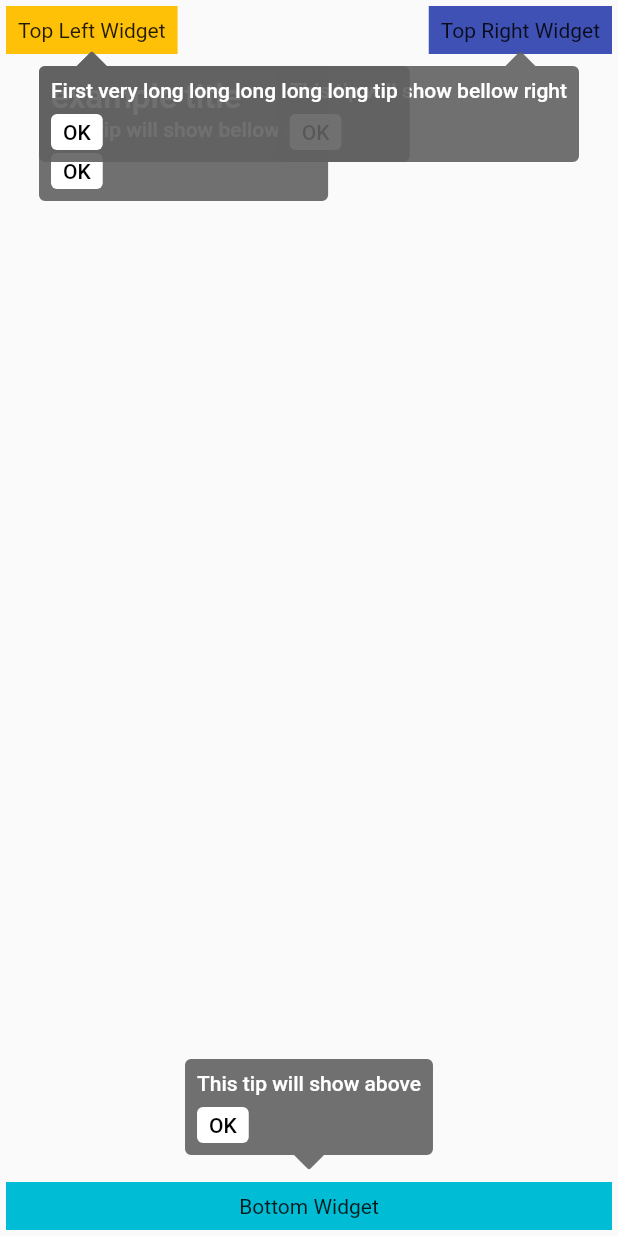
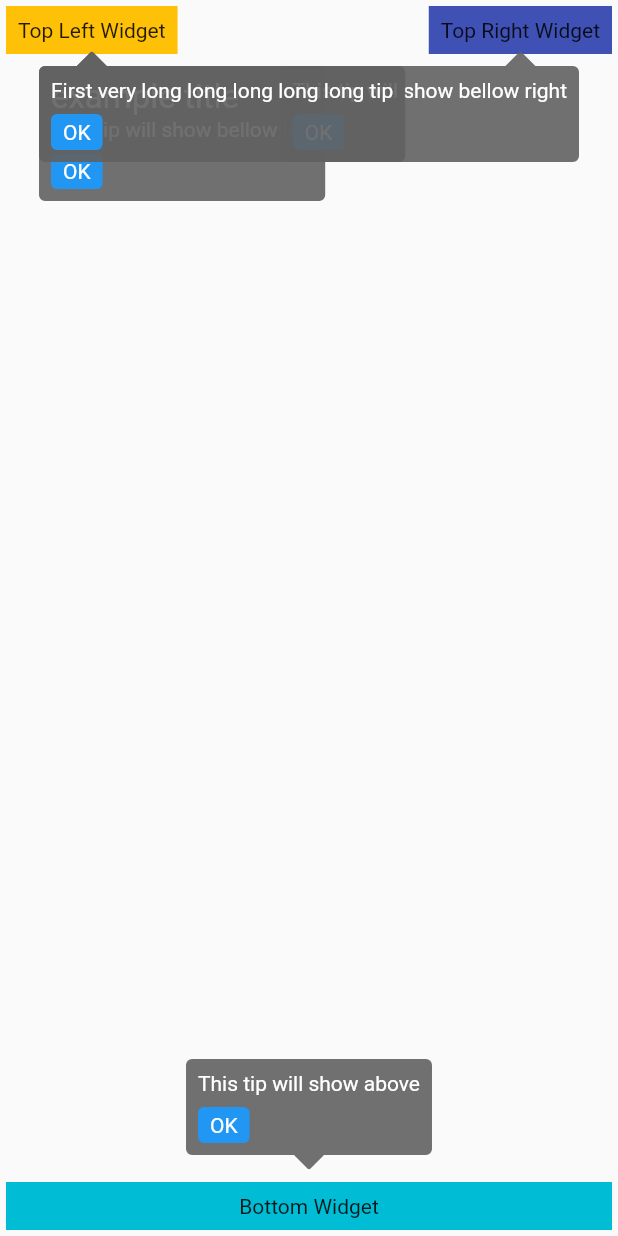
Before and after one commit to evan361425/flutter-simple-tip, a Flutter app: the TipOrderedScreen screen opened directly, on a phone screen of 412 x 824 dp. Run offline on Flutter 3.47's test engine with Material 2 defaults, Android fonts, the phone set to English and light mode, and no system bars.

Commit message:
Use content instead of contentBuilder

````diff
--- a/lib/src/ordered_tip.dart
+++ b/lib/src/ordered_tip.dart
@@ -3,7 +3,6 @@ import 'package:flutter/material.dart';
 import 'simple_tip.dart';
 import 'state_manager/in_memory_state_manager.dart';
 import 'state_manager/state_manager.dart';
-import 'tip_content.dart';
 
 /// Tips show in order.
 ///
@@ -64,10 +63,10 @@ class OrderedTip extends StatefulWidget {
   /// See details in [SimpleTip.message]
   final String? message;
 
-  /// Content builder for [SimpleTip]
+  /// Content of [SimpleTip]
   ///
   /// See details in [SimpleTip.contentBuilder]
-  final ContentBuilder? contentBuilder;
+  final Widget? content;
 
   /// The version it should be.
   ///
@@ -98,7 +97,7 @@ class OrderedTip extends StatefulWidget {
   /// Tip's content constraints
   ///
   /// More detail on [SimpleTip.boxConstraints]
-  final BoxConstraints? boxConstraints;
+  final BoxConstraints boxConstraints;
 
   /// Tip's container decoration
   ///
@@ -108,7 +107,7 @@ class OrderedTip extends StatefulWidget {
   /// Tip's text default style
   ///
   /// More detail on [SimpleTip.textStyle]
-  final TextStyle? textStyle;
+  final TextStyle textStyle;
 
   /// The amount of space by which to inset the tip's content.
   ///
@@ -157,12 +156,12 @@ class OrderedTip extends StatefulWidget {
     required this.groupId,
     this.title,
     this.message,
-    this.contentBuilder,
+    this.content,
     this.version = 0,
     this.order = 0,
-    this.boxConstraints,
+    this.boxConstraints = const BoxConstraints(minHeight: 24.0),
     this.decoration,
-    this.textStyle,
+    this.textStyle = const TextStyle(),
     this.padding = const EdgeInsets.all(8.0),
     this.margin = const EdgeInsets.symmetric(horizontal: 16.0),
     this.verticalOffset = 24.0,
@@ -222,7 +221,7 @@ class _OrderedTipState extends State<OrderedTip> {
     return SimpleTip(
       title: widget.title,
       message: widget.message,
-      contentBuilder: widget.contentBuilder,
+      content: widget.content,
       boxConstraints: widget.boxConstraints,
       decoration: widget.decoration,
       textStyle: widget.textStyle,
--- a/lib/src/simple_tip.dart
+++ b/lib/src/simple_tip.dart
@@ -29,22 +29,15 @@ class SimpleTip extends StatefulWidget {
   /// This value will also use for semantics.
   final String? message;
 
-  /// Builder for building tip's content
+  /// Content of tip
   ///
-  /// This will "win" when [message] and [contentBuilder] both set.
+  /// This will "win" when [message] and [content] both set.
   ///
   /// Example:
   /// ```
-  /// final contentBuilder = (BuilderContext context, VoidCallback closer) {
-  ///   return Material(
-  ///     child: TextButton(
-  ///       onPressed: closer,
-  ///       child: Text('tap to close tip'),
-  ///     ),
-  ///   );
-  /// };
+  /// final content = Text('hi');
   /// ```
-  final ContentBuilder? contentBuilder;
+  final Widget? content;
 
   /// Tip's content constraints
   ///
@@ -52,7 +45,7 @@ class SimpleTip extends StatefulWidget {
   /// ```
   /// BoxConstraints(minHeight: 24.0)
   /// ```
-  final BoxConstraints? boxConstraints;
+  final BoxConstraints boxConstraints;
 
   /// Tip's container decoration
   ///
@@ -69,11 +62,9 @@ class SimpleTip extends StatefulWidget {
   ///
   /// Default:
   /// ```
-  /// theme.textTheme.bodyText1!.copyWith(
-  ///   color: isDark ? Colors.black : Colors.white,
-  /// )
+  /// TextStyle()
   /// ```
-  final TextStyle? textStyle;
+  final TextStyle textStyle;
 
   /// A callback after the start of closing tip.
   ///
@@ -162,10 +153,10 @@ class SimpleTip extends StatefulWidget {
     Key? key,
     this.title,
     this.message,
-    this.contentBuilder,
-    this.boxConstraints,
+    this.content,
+    this.boxConstraints = const BoxConstraints(minHeight: 24.0),
     this.decoration,
-    this.textStyle,
+    this.textStyle = const TextStyle(),
     this.onClosed,
     this.padding = const EdgeInsets.all(8.0),
     this.margin = const EdgeInsets.symmetric(horizontal: 16.0),
@@ -176,7 +167,7 @@ class SimpleTip extends StatefulWidget {
     this.isDisabled = false,
     this.preferBelow = true,
     required this.child,
-  })  : assert(message != null || contentBuilder != null),
+  })  : assert(message != null || content != null),
         super(key: key);
 
   @override
@@ -289,7 +280,7 @@ class SimpleTipState extends State<SimpleTip>
         preferBelow: widget.preferBelow,
         boxConstraints: widget.boxConstraints,
         closerText: widget.closerText,
-        contentBuilder: widget.contentBuilder,
+        content: widget.content,
         decoration: widget.decoration,
         textStyle: widget.textStyle,
         margin: widget.margin,
--- a/lib/src/tip_content.dart
+++ b/lib/src/tip_content.dart
@@ -2,19 +2,16 @@ import 'package:flutter/material.dart';
 
 import 'shapes/tip_shape_border.dart';
 import 'tip_position_delegate.dart';
-
-typedef ContentBuilder = Widget Function(
-    BuildContext context, VoidCallback closer);
 
 class TipContent extends StatelessWidget {
   // user provide
 
   final String? title;
   final String? message;
-  final ContentBuilder? contentBuilder;
-  final BoxConstraints? boxConstraints;
+  final Widget? content;
+  final BoxConstraints boxConstraints;
   final Decoration? decoration;
-  final TextStyle? textStyle;
+  final TextStyle textStyle;
   final EdgeInsets padding;
   final EdgeInsets margin;
   final double verticalOffset;
@@ -31,10 +28,10 @@ class TipContent extends StatelessWidget {
     Key? key,
     this.title,
     this.message,
-    this.contentBuilder,
-    this.boxConstraints,
+    this.content,
+    required this.boxConstraints,
     this.decoration,
-    this.textStyle,
+    required this.textStyle,
     required this.padding,
     required this.margin,
     required this.verticalOffset,
@@ -47,9 +44,6 @@ class TipContent extends StatelessWidget {
 
   @override
   Widget build(BuildContext context) {
-    final boxConstraints =
-        this.boxConstraints ?? BoxConstraints(minHeight: 24.0);
-
     final theme = Theme.of(context);
     final isDark = theme.brightness == Brightness.dark;
     final decoration = this.decoration ??
@@ -57,39 +51,14 @@ class TipContent extends StatelessWidget {
           color: (isDark ? Colors.white : Colors.grey[700]!).withOpacity(0.9),
           shape: TipShapeBorder(arrowArc: 0.1, target: target),
         );
-    final textStyle = this.textStyle ??
-        theme.textTheme.bodyText1!.copyWith(
-          color: isDark ? Colors.black : Colors.white,
-        );
 
-    final child = contentBuilder != null
-        ? contentBuilder!(context, hideTip)
-        : Column(
-            mainAxisSize: MainAxisSize.min,
-            crossAxisAlignment: CrossAxisAlignment.start,
-            children: [
-              if (title != null)
-                Text(title!, style: textStyle.copyWith(fontSize: 22)),
-              Text(message!),
-              GestureDetector(
-                onTap: hideTip,
-                child: Container(
-                  padding: const EdgeInsets.fromLTRB(8.0, 4.0, 8.0, 4.0),
-                  margin: const EdgeInsets.only(top: 8.0),
-                  decoration: BoxDecoration(
-                    color: theme.buttonTheme.colorScheme!.onPrimary,
-                    borderRadius: BorderRadius.circular(4.0),
-                  ),
-                  child: Text(
-                    closerText,
-                    style: textStyle.copyWith(
-                      color: theme.buttonTheme.colorScheme!.onSurface,
-                    ),
-                  ),
-                ),
-              ),
-            ],
-          );
+    final content = this.content == null
+        ? [
+            if (title != null)
+              Text(title!, style: textStyle.copyWith(fontSize: 22)),
+            Text(message!),
+          ]
+        : [this.content!];
 
     return Positioned.fill(
       child: FadeTransition(
@@ -103,12 +72,39 @@ class TipContent extends StatelessWidget {
           child: ConstrainedBox(
             constraints: boxConstraints,
             child: DefaultTextStyle(
-              style: textStyle,
+              style: textStyle.copyWith(
+                color: isDark ? Colors.black : Colors.white,
+              ),
               child: Container(
                 decoration: decoration,
                 padding: padding,
                 margin: margin,
-                child: child,
+                child: Column(
+                  mainAxisSize: MainAxisSize.min,
+                  crossAxisAlignment: CrossAxisAlignment.start,
+                  children: [
+                    ...content,
+                    GestureDetector(
+                      onTap: hideTip,
+                      child: Container(
+                        padding: const EdgeInsets.fromLTRB(8.0, 4.0, 8.0, 4.0),
+                        margin: const EdgeInsets.only(top: 8.0),
+                        decoration: BoxDecoration(
+                          color: theme.primaryColor,
+                          borderRadius: BorderRadius.circular(4.0),
+                        ),
+                        child: Text(
+                          closerText,
+                          style: textStyle.copyWith(
+                            color: isDark
+                                ? theme.colorScheme.onSurface
+                                : theme.colorScheme.onPrimary,
+                          ),
+                        ),
+                      ),
+                    ),
+                  ],
+                ),
               ),
             ),
           ),
--- a/pubspec.yaml
+++ b/pubspec.yaml
@@ -15,5 +15,4 @@ dev_dependencies:
   flutter_test:
     sdk: flutter
 
-  # code style
-  pedantic: ^1.11.0
+  flutter_lints: ^1.0.0
````
Also changed, not shown: 1 other file.
